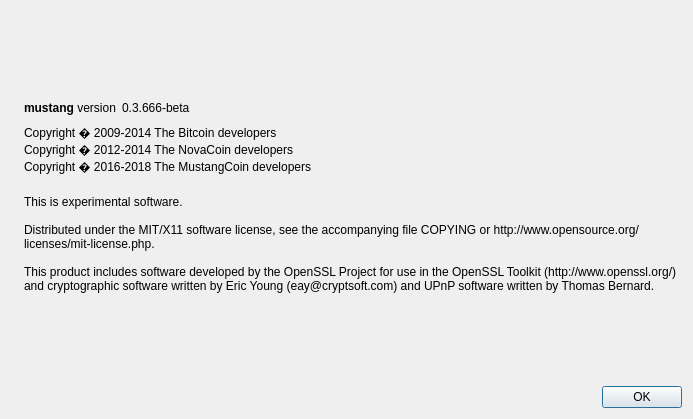
Old version of the form src/qt/forms/aboutdialog.ui in the repository mustangcoin/mstv5.
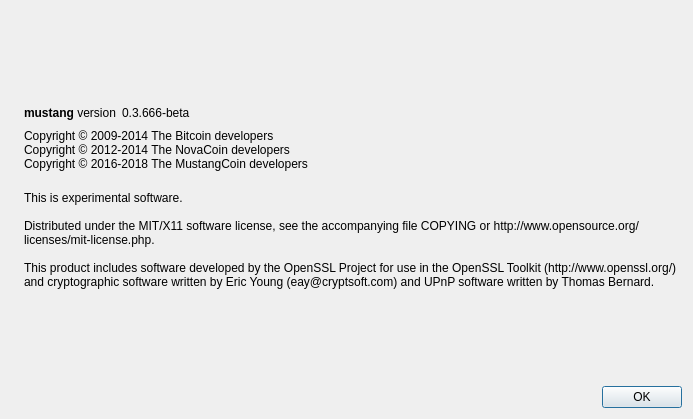
New version of the form. Icons and pictures are not drawn.

```diff
--- a/src/qt/forms/aboutdialog.ui
+++ b/src/qt/forms/aboutdialog.ui
@@ -91,9 +91,9 @@
         <cursorShape>IBeamCursor</cursorShape>
        </property>
        <property name="text">
-        <string>Copyright � 2009-2014 The Bitcoin developers
-Copyright � 2012-2014 The NovaCoin developers
-Copyright � 2016-2018 The MustangCoin developers</string>
+        <string>Copyright © 2009-2014 The Bitcoin developers
+Copyright © 2012-2014 The NovaCoin developers
+Copyright © 2016-2018 The MustangCoin developers</string>
        </property>
        <property name="textInteractionFlags">
         <set>Qt::LinksAccessibleByMouse|Qt::TextSelectableByKeyboard|Qt::TextSelectableByMouse</set>
```
